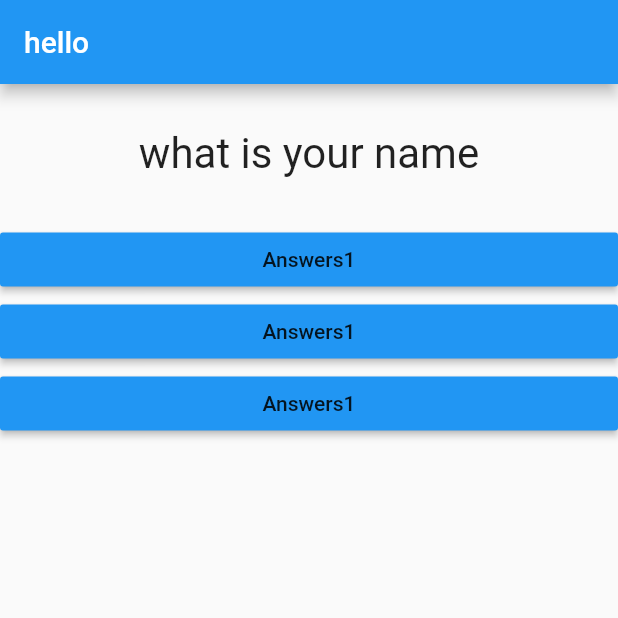
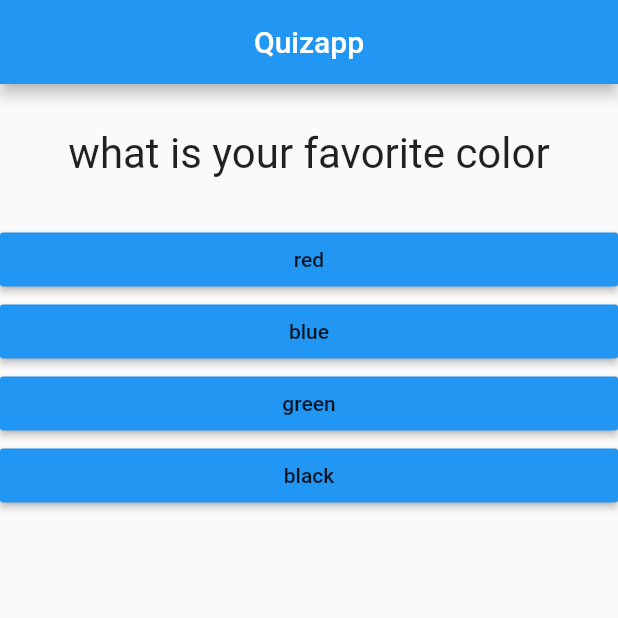
Before and after one commit to nahian0/Quiz_app, a Flutter app: the screen it shows after launch, on a phone screen of 412 x 824 dp, the top half of it. Run offline on Flutter 3.47's test engine with Material 2 defaults, Android fonts, the phone set to English and light mode, and no system bars.

Commit message:
added two new file for quiz and result

```diff
--- a/lib/answer.dart
+++ b/lib/answer.dart
@@ -1,23 +1,21 @@
 // ignore_for_file: unused_import
 
 import 'package:flutter/material.dart';
+
 class Answer extends StatelessWidget {
   final Selected_answer;
+  final answertext;
 
-  Answer(this.Selected_answer);
+  Answer(this.Selected_answer, this.answertext);
 
   @override
   Widget build(BuildContext context) {
     return Container(
-      width: double.infinity,
-
-      child: RaisedButton(
-      child: Text("Answers1"),
-      color: Colors.blue,
-      onPressed: Selected_answer,
-      )
-
-
-    );
+        width: double.infinity,
+        child: RaisedButton(
+          child: Text(answertext),
+          color: Colors.blue,
+          onPressed: Selected_answer,
+        ));
   }
 }
--- a/lib/main.dart
+++ b/lib/main.dart
@@ -1,14 +1,14 @@
 // ignore_for_file: deprecated_member_use, prefer_const_constructors
 
 import 'package:flutter/material.dart';
-import 'package:quiz_app/answer.dart';
-import './question.dart';
+import './quiz.dart';
+import './result.dart';
 
 void main() {
-  runApp( MyAppstatefull());
+  runApp(MyAppstatefull());
 }
-class MyAppstatefull extends StatefulWidget
-{
+
+class MyAppstatefull extends StatefulWidget {
   const MyAppstatefull({Key? key}) : super(key: key);
 
   @override
@@ -18,41 +18,40 @@ class MyAppstatefull extends StatefulWidget
 }
 
 class MyApp extends State<MyAppstatefull> {
-
- // ignore: prefer_final_fields
- var _questions=[
-   "what is your name",
-   "what is your age"
- ];
- var _questionIndex=0;
-  void _answerQuestion()
-  {
+  // ignore: prefer_final_fields
+  var _questions = [
+    {
+      'question': 'what is your favorite color',
+      'answers': ['red', 'blue', 'green', 'black']
+    },
+    {
+      'question': 'what is your favorite animal',
+      'answers': ['cat', 'tiger', 'cow', 'dog']
+    }
+  ];
+  var _questionIndex = 0;
+  void _answerQuestion() {
     setState(() {
-      _questionIndex+=1;
+      _questionIndex += 1;
     });
-
   }
 
   @override
   Widget build(BuildContext context) {
     return MaterialApp(
       home: Scaffold(
-        appBar: AppBar(
-          title: Text("hello"),
-        ),
-        // ignore: prefer_const_literals_to_create_immutables
-        body: Column(
+          appBar: AppBar(
+            title: Center(
+              child: Text("Quizapp"),
+            ),
+          ),
           // ignore: prefer_const_literals_to_create_immutables
-          children: [
-            Question(_questions[_questionIndex]),
-            Answer(_answerQuestion),
-            Answer(_answerQuestion),
-            Answer(_answerQuestion),
-
-
-          ],
-        ),
-      ),
+          body: _questionIndex < _questions.length
+              ? Quiz(
+                  questions: _questions,
+                  questionIndex: _questionIndex,
+                  answerQuestion: _answerQuestion)
+              : Text("You did it")),
     );
   }
 }
--- a/lib/question.dart
+++ b/lib/question.dart
@@ -2,7 +2,7 @@ import 'package:flutter/material.dart';
 
 // ignore: must_be_immutable
 class Question extends StatelessWidget {
-  final String questiontext;
+  final questiontext;
   Question(this.questiontext);
 
   // ignore: empty_constructor_bodies
@@ -10,10 +10,10 @@ class Question extends StatelessWidget {
   Widget build(BuildContext context) {
     return Container(
       width: double.infinity,
-      margin: EdgeInsets.only(top: 30, bottom: 30),
+      margin: const EdgeInsets.only(top: 30, bottom: 30),
       child: Text(
         questiontext,
-        style: TextStyle(fontSize: 28),
+        style: const TextStyle(fontSize: 28),
         textAlign: TextAlign.center,
       ),
     );
--- /dev/null
+++ b/lib/quiz.dart
@@ -0,0 +1,26 @@
+import 'package:flutter/material.dart';
+import './answer.dart';
+import './question.dart';
+
+class Quiz extends StatelessWidget {
+  final List<Map<String, Object>> questions;
+  final int questionIndex;
+  final Function answerQuestion;
+  Quiz(
+      {required this.questions,
+      required this.questionIndex,
+      required this.answerQuestion});
+
+  @override
+  Widget build(BuildContext context) {
+    return Column(
+      // ignore: prefer_const_literals_to_create_immutables
+      children: [
+        Question(questions[questionIndex]['question']),
+        ...(questions[questionIndex]['answers'] as List<String>).map((answer) {
+          return Answer(answerQuestion, answer);
+        }).toList()
+      ],
+    );
+  }
+}
--- /dev/null
+++ b/lib/result.dart
@@ -0,0 +1,16 @@
+import 'package:flutter/material.dart';
+
+class Result extends StatelessWidget {
+  const Result({Key? key}) : super(key: key);
+
+  @override
+  Widget build(BuildContext context) {
+    return const Center(
+      child: Text(
+        "you did it!",
+        style: const TextStyle(fontSize: 28),
+        textAlign: TextAlign.center,
+      ),
+    );
+  }
+}
```
Also changed, not shown: 1 other file.
